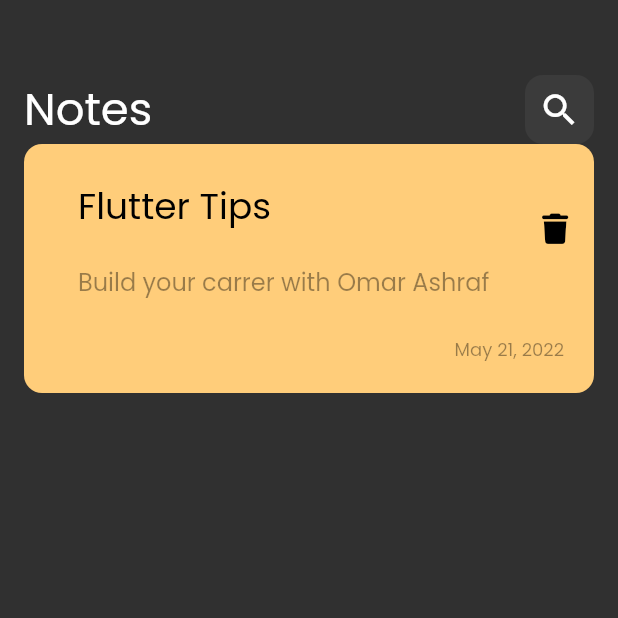
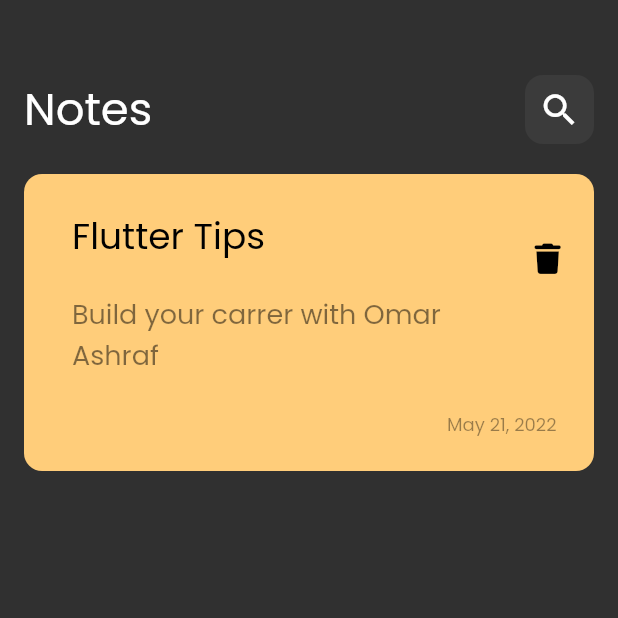
Before and after one commit to OmarAlex00/NoteApp, a Flutter app: the screen it shows after launch, on a phone screen of 412 x 824 dp, the top half of it. Run offline on Flutter 3.47's test engine with Material 2 defaults, Android fonts, the phone set to English and light mode, and no system bars; our stand-ins replace font_awesome_flutter.

Commit message:
Editing on note card

```diff
--- a/lib/views/notes_view.dart
+++ b/lib/views/notes_view.dart
@@ -14,6 +14,7 @@ class NotesView extends StatelessWidget {
           children: [
             SizedBox(height: 50),
             CustomAppBar(),
+            SizedBox(height: 20),
             NoteCard(),
           ],
         ),
--- a/lib/views/widgets/NoteCard.dart
+++ b/lib/views/widgets/NoteCard.dart
@@ -7,7 +7,7 @@ class NoteCard extends StatelessWidget {
   @override
   Widget build(BuildContext context) {
     return Container(
-      padding: const EdgeInsets.only(top: 20, left: 20, bottom: 20),
+      padding: const EdgeInsets.only(top: 20, left: 16, bottom: 22, right: 5),
       decoration: BoxDecoration(
           color: Color(0xffFFCD7A), borderRadius: BorderRadius.circular(12)),
       child: Column(
@@ -23,7 +23,7 @@ class NoteCard extends StatelessWidget {
               child: Text(
                 'Build your carrer with Omar Ashraf',
                 style: TextStyle(
-                    color: Colors.black.withOpacity(.4), fontSize: 16),
+                    color: Colors.black.withOpacity(.5), fontSize: 18),
               ),
             ),
             trailing: const Padding(
```
